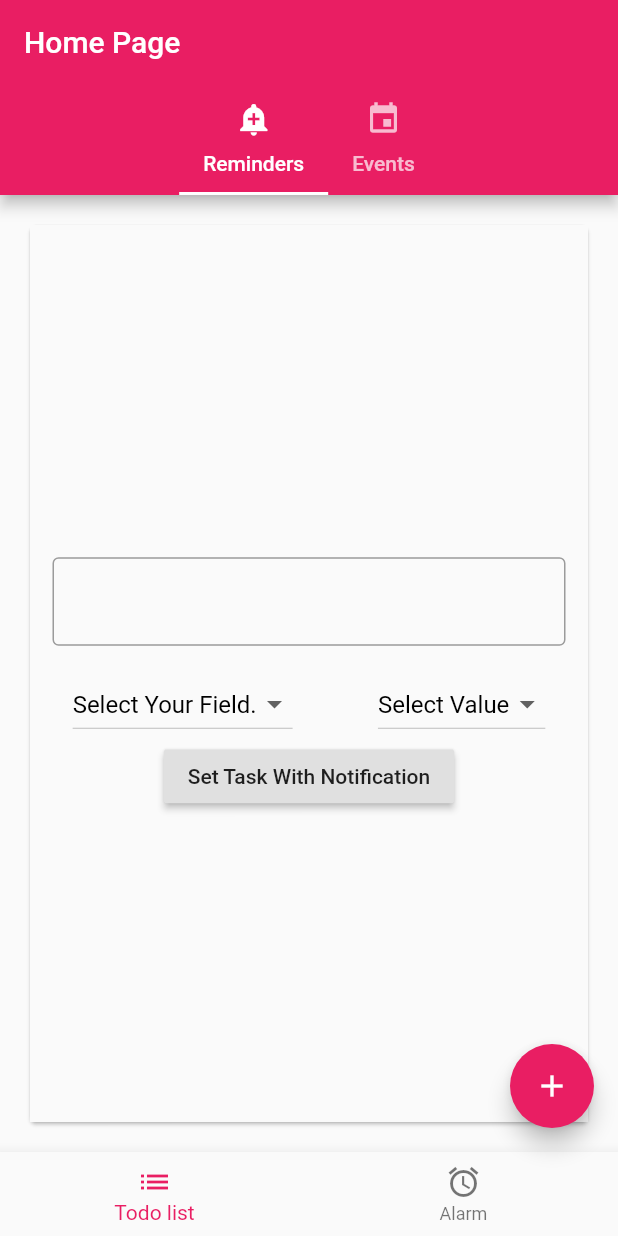
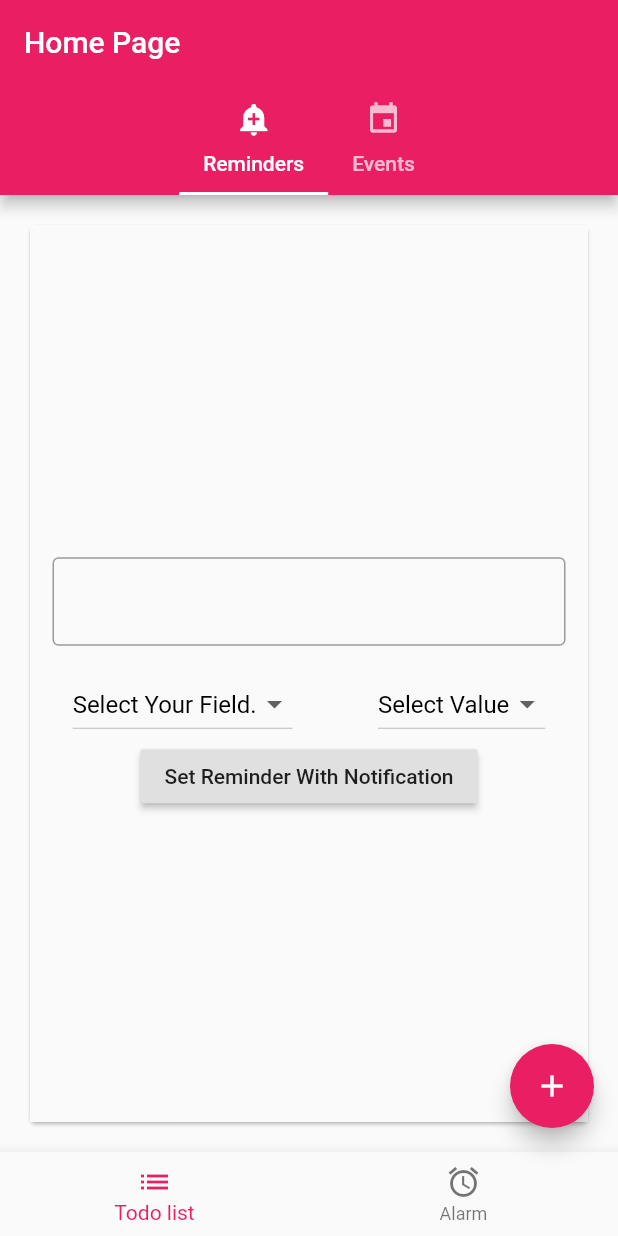
Before and after one commit to anannyasaha/Task-Management-app, a Flutter app: the screen it shows after launch, on a phone screen of 412 x 824 dp. Run offline on Flutter 3.47's test engine with Material 2 defaults, Android fonts, the phone set to English and light mode, and no system bars; our stand-ins replace cloud_firestore, flutter_local_notifications, sqflite; accounts and stored records are empty.

Commit message:
added small change and instructions

```diff
--- a/PlannerApp/lib/main.dart
+++ b/PlannerApp/lib/main.dart
@@ -230,6 +230,14 @@ class _MainPageState extends State<MainPage> {
                     });
                   },
                 ),
+                // TextField(
+                //   controller:  = _val,
+                //   decoration: InputDecoration(
+                //   border: OutlineInputBorder(),
+                //   labelText: "Time Value: ",
+                //   ),
+                //   keyboardType: TextInputType.number,
+                // ),
                 DropdownButton(
                   value: val,
                   items: [
@@ -266,7 +274,7 @@ class _MainPageState extends State<MainPage> {
             ),
             RaisedButton(
               onPressed: _showNotification,
-              child: new Text('Set Task With Notification'),
+              child: new Text('Set Reminder With Notification'),
             )
           ],
         ),
```
Also changed, not shown: ReadMeInstructions.txt (added).
